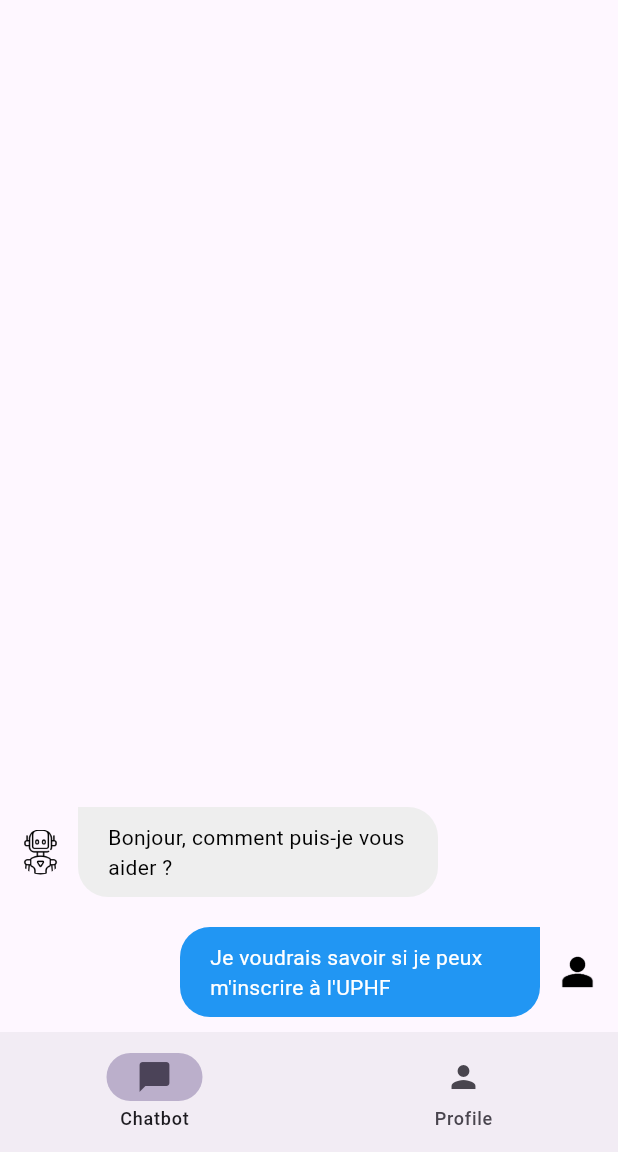
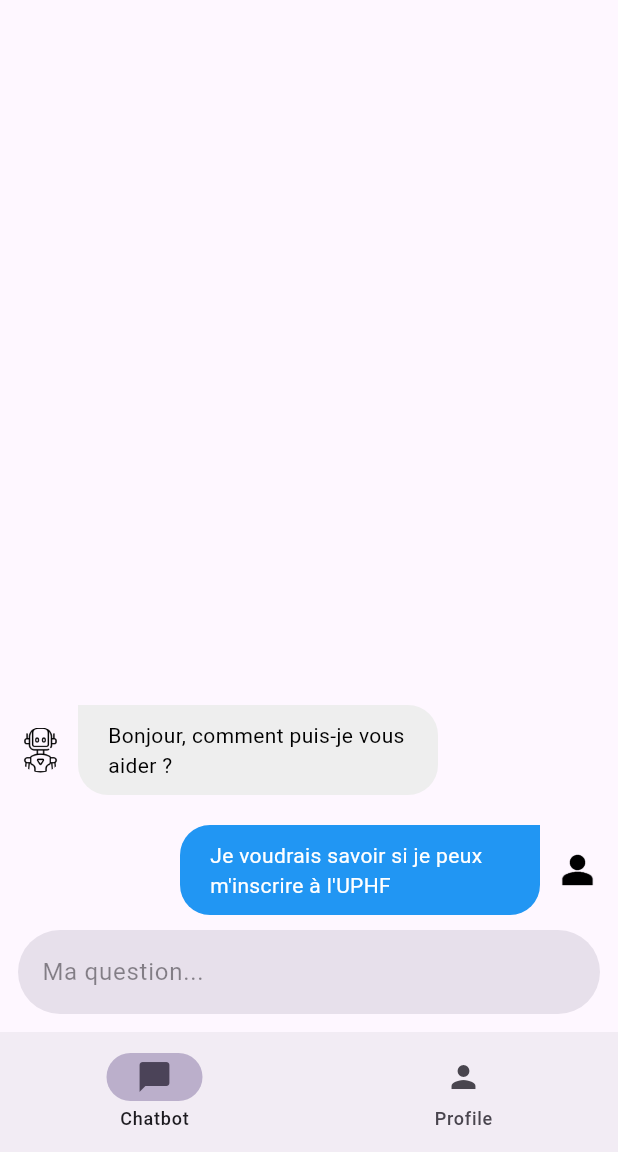
Before and after one commit to Miunn/projet-info-s8, a Flutter app: the screen it shows after launch, on a phone screen of 412 x 824 dp, the part 84-1236 px from its top. Run offline on Flutter 3.47's test engine with Material 3 defaults, Android fonts, the light colour scheme and no system bars.

Commit message:
Implement prompt input

```diff
--- a/lib/screens/chatbot.dart
+++ b/lib/screens/chatbot.dart
@@ -1,4 +1,5 @@
 import 'package:flutter/material.dart';
+import 'package:uphf_generative_ai/widgets/prompt_input.dart';
 
 import '../widgets/chat_bubble.dart';
 
@@ -12,11 +13,13 @@
 class _ChatBotState extends State<ChatBot> {
   @override
   Widget build(BuildContext context) {
-    return const Scaffold(
+    return Scaffold(
       body: Padding(
-        padding: EdgeInsets.fromLTRB(12.0, 0.0, 12.0, 0.0),
+        padding: const EdgeInsets.fromLTRB(12.0, 0.0, 12.0, 12.0),
         child: Column(
           mainAxisAlignment: MainAxisAlignment.end,
+          children: [
+            const Column(
               children: [
                 ChatBubble(
                   text: 'Bonjour, comment puis-je vous aider ?',
@@ -28,6 +31,11 @@
                 ),
               ],
             ),
+            PromptInput(onSubmitted: (String value) {
+              debugPrint(value);
+            }),
+          ],
+        ),
       ),
     );
   }
--- a/lib/widgets/prompt_input.dart
+++ b/lib/widgets/prompt_input.dart
@@ -22,7 +22,7 @@
         borderSide: BorderSide.none,
       ),
         filled: true,
-        fillColor: Theme.of(context).colorScheme.surfaceDim,
+        fillColor: Theme.of(context).colorScheme.surfaceVariant,
         hintStyle: TextStyle(
           color: Theme.of(context).colorScheme.onSurface.withOpacity(0.5),
         ),
```
Lines whose indentation alone changed are shown as unchanged.
